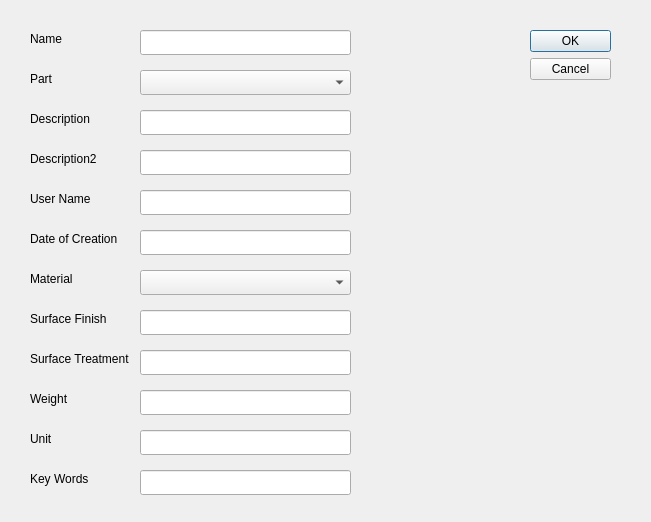
Old version of the form src/gui/EditItem.ui in the repository grd/FreePDM.
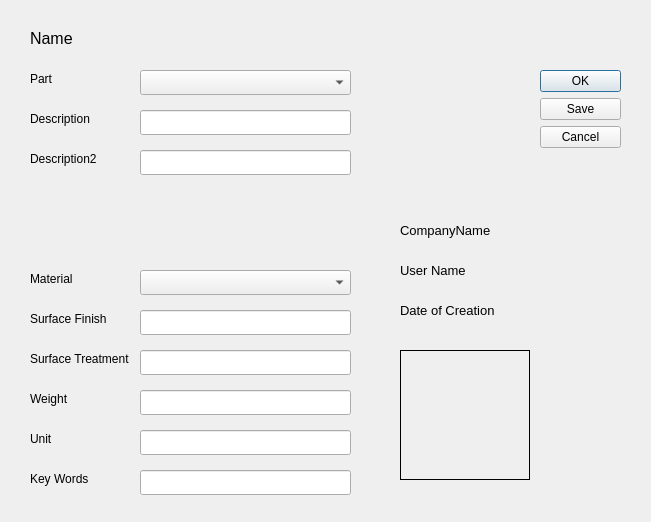
New version of the form.

Commit message: Deal with objects

Diff of the .ui file:
```diff
--- a/src/gui/EditItem.ui
+++ b/src/gui/EditItem.ui
@@ -16,8 +16,8 @@
   <widget class="QDialogButtonBox" name="buttonBox">
    <property name="geometry">
     <rect>
-     <x>530</x>
-     <y>30</y>
+     <x>540</x>
+     <y>70</y>
      <width>81</width>
      <height>91</height>
     </rect>
@@ -26,7 +26,7 @@
     <enum>Qt::Vertical</enum>
    </property>
    <property name="standardButtons">
-    <set>QDialogButtonBox::Cancel|QDialogButtonBox::Ok</set>
+    <set>QDialogButtonBox::Cancel|QDialogButtonBox::Ok|QDialogButtonBox::Save</set>
    </property>
   </widget>
   <widget class="QLineEdit" name="descriptionEdit">
@@ -77,10 +77,15 @@
     <rect>
      <x>30</x>
      <y>30</y>
-     <width>81</width>
+     <width>601</width>
      <height>17</height>
     </rect>
    </property>
+   <property name="font">
+    <font>
+     <pointsize>12</pointsize>
+    </font>
+   </property>
    <property name="text">
     <string>Name</string>
    </property>
@@ -88,12 +93,17 @@
   <widget class="QLabel" name="label_4">
    <property name="geometry">
     <rect>
-     <x>30</x>
-     <y>190</y>
-     <width>91</width>
-     <height>17</height>
+     <x>400</x>
+     <y>260</y>
+     <width>231</width>
+     <height>20</height>
     </rect>
    </property>
+   <property name="font">
+    <font>
+     <pointsize>10</pointsize>
+    </font>
+   </property>
    <property name="text">
     <string>User Name</string>
    </property>
@@ -121,16 +131,6 @@
     </rect>
    </property>
   </widget>
-  <widget class="QLineEdit" name="userNameEdit">
-   <property name="geometry">
-    <rect>
-     <x>140</x>
-     <y>190</y>
-     <width>211</width>
-     <height>25</height>
-    </rect>
-   </property>
-  </widget>
   <widget class="QComboBox" name="partCombo">
    <property name="geometry">
     <rect>
@@ -144,12 +144,17 @@
   <widget class="QLabel" name="label_5">
    <property name="geometry">
     <rect>
-     <x>30</x>
-     <y>230</y>
-     <width>91</width>
-     <height>17</height>
+     <x>400</x>
+     <y>300</y>
+     <width>231</width>
+     <height>20</height>
     </rect>
    </property>
+   <property name="font">
+    <font>
+     <pointsize>10</pointsize>
+    </font>
+   </property>
    <property name="text">
     <string>Date of Creation</string>
    </property>
@@ -167,16 +172,6 @@
     <string>Material</string>
    </property>
   </widget>
-  <widget class="QLineEdit" name="dateEdit">
-   <property name="geometry">
-    <rect>
-     <x>140</x>
-     <y>230</y>
-     <width>211</width>
-     <height>25</height>
-    </rect>
-   </property>
-  </widget>
   <widget class="QComboBox" name="materialCombo">
    <property name="geometry">
     <rect>
@@ -213,12 +208,15 @@
   <widget class="QLabel" name="lbl">
    <property name="geometry">
     <rect>
-     <x>420</x>
-     <y>250</y>
-     <width>171</width>
-     <height>161</height>
+     <x>400</x>
+     <y>350</y>
+     <width>130</width>
+     <height>130</height>
     </rect>
    </property>
+   <property name="frameShape">
+    <enum>QFrame::Box</enum>
+   </property>
    <property name="text">
     <string/>
    </property>
@@ -259,16 +257,6 @@
     <string>Part</string>
    </property>
   </widget>
-  <widget class="QLineEdit" name="nameEdit">
-   <property name="geometry">
-    <rect>
-     <x>140</x>
-     <y>30</y>
-     <width>211</width>
-     <height>25</height>
-    </rect>
-   </property>
-  </widget>
   <widget class="QLineEdit" name="unitEdit">
    <property name="geometry">
     <rect>
@@ -318,6 +306,25 @@
     <string>Surface Finish</string>
    </property>
   </widget>
+  <widget class="QLabel" name="company_name">
+   <property name="geometry">
+    <rect>
+     <x>400</x>
+     <y>220</y>
+     <width>231</width>
+     <height>21</height>
+    </rect>
+   </property>
+   <property name="font">
+    <font>
+     <pointsize>10</pointsize>
+     <italic>false</italic>
+    </font>
+   </property>
+   <property name="text">
+    <string>CompanyName</string>
+   </property>
+  </widget>
  </widget>
  <resources/>
  <connections>
```
Left out of the diff: 6 changed lines with no effect on the pictures. The commit also changes 2 other files.
